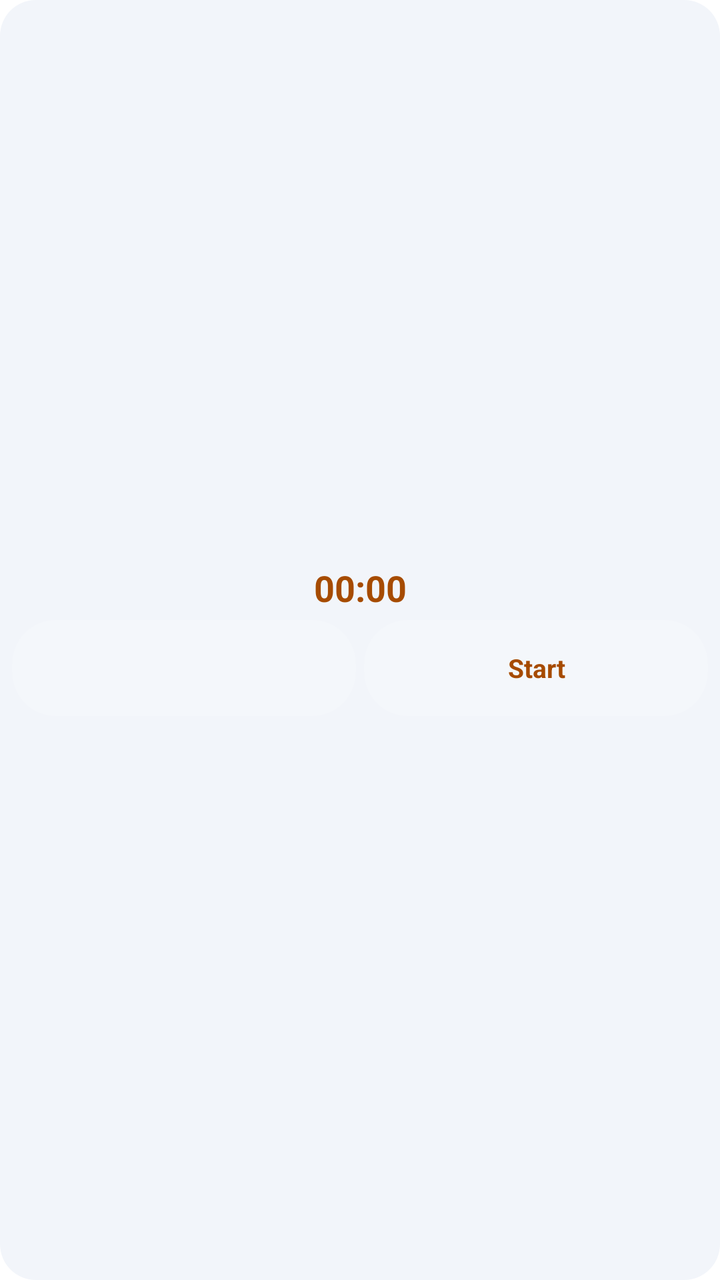
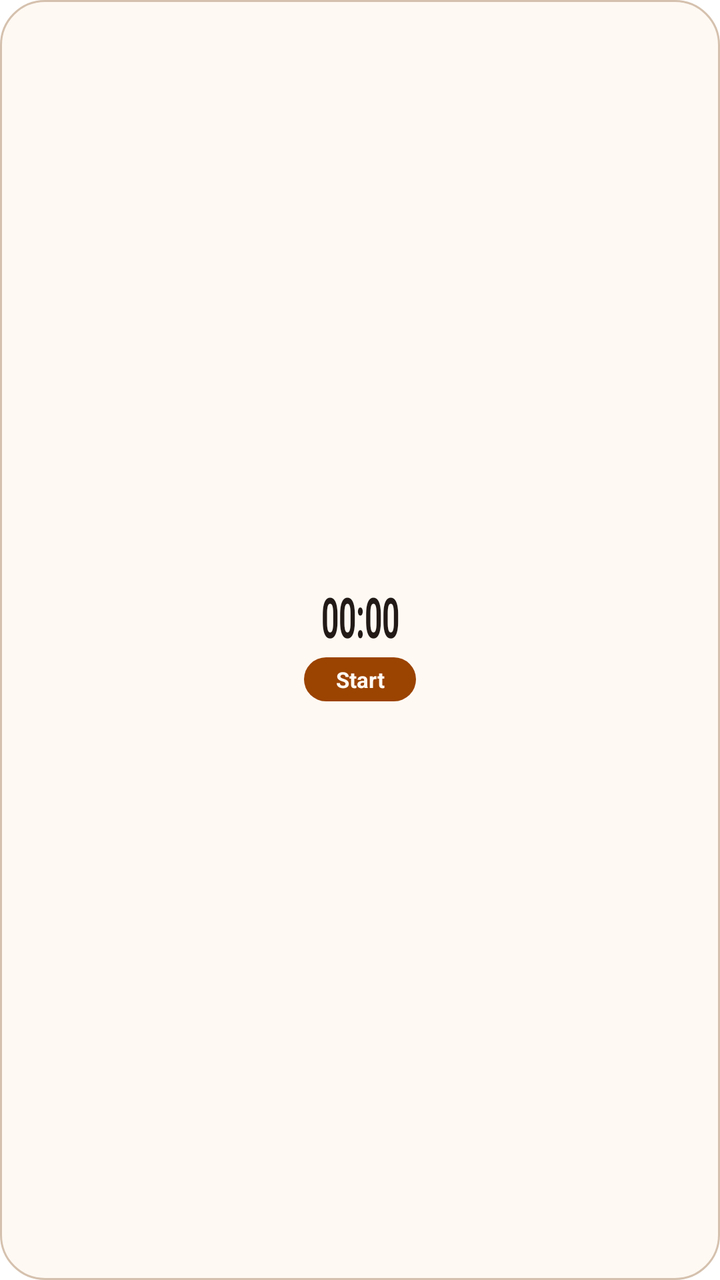

Two renders of the same Android screen: before a commit and after it. Below are the layout's source before the change and the commit's diff.
<!-- AndroidManifest.xml: fallback theme Theme.MaterialComponents.DayNight.NoActionBar -->
<!-- res/layout/odak_timer_widget.xml -->
<?xml version="1.0" encoding="utf-8"?>
<LinearLayout xmlns:android="http://schemas.android.com/apk/res/android"
    android:id="@+id/timer_widget_root"
    android:layout_width="match_parent"
    android:layout_height="match_parent"
    android:background="@drawable/widget_card_bg"
    android:gravity="center"
    android:orientation="vertical"
    android:padding="6dp">

    <Chronometer
        android:id="@+id/timer_widget_elapsed"
        android:layout_width="match_parent"
        android:layout_height="wrap_content"
        android:ellipsize="end"
        android:gravity="center"
        android:maxLines="1"
        android:text="00:00"
        android:textColor="@color/widget_design_accent"
        android:textSize="18sp"
        android:textStyle="bold" />

    
    <LinearLayout
        android:id="@+id/timer_widget_controls"
        android:layout_width="match_parent"
        android:layout_height="wrap_content"
        android:layout_marginTop="@dimen/widget_design_row_gap"
        android:baselineAligned="false"
        android:orientation="horizontal">

        <TextView
            android:id="@+id/timer_widget_subject"
            android:layout_width="0dp"
            android:layout_height="wrap_content"
            android:layout_marginEnd="@dimen/widget_design_row_gap"
            android:layout_weight="1"
            android:background="@drawable/timer_pill_bg"
            android:ellipsize="end"
            android:gravity="center"
            android:maxLines="1"
            android:minHeight="48dp"
            android:paddingStart="4dp"
            android:paddingEnd="4dp"
            android:textColor="@color/widget_design_ink_muted"
            android:textSize="11sp" />

        <TextView
            android:id="@+id/timer_widget_action"
            android:layout_width="0dp"
            android:layout_height="wrap_content"
            android:layout_weight="1"
            android:background="@drawable/timer_pill_bg"
            android:gravity="center"
            android:maxLines="1"
            android:minHeight="48dp"
            android:paddingStart="4dp"
            android:paddingEnd="4dp"
            android:text="@string/action_start"
            android:textColor="@color/widget_design_accent"
            android:textSize="13sp"
            android:textStyle="bold" />
    </LinearLayout>
</LinearLayout>
<!-- resources referenced by this layout -->
<resources>
  <color name="widget_design_accent">#A64B00</color>
  <color name="widget_design_ink_muted">#4C5563</color>
  <dimen name="widget_design_row_gap">4dp</dimen>
  <!-- drawable timer_pill_bg (drawable) -->
  <?xml version="1.0" encoding="utf-8"?>
  <shape xmlns:android="http://schemas.android.com/apk/res/android"
      android:shape="rectangle">
      <solid android:color="#26FFFFFF" />
      <corners android:radius="22dp" />
  </shape>
  <!-- drawable widget_card_bg (drawable) -->
  <?xml version="1.0" encoding="utf-8"?>
  <shape xmlns:android="http://schemas.android.com/apk/res/android"
      android:shape="rectangle">
      <solid android:color="@color/widget_design_surface" />
      <corners android:radius="@dimen/widget_design_corner" />
  </shape>
  <string name="action_start">Start</string>
  <color name="widget_design_surface">#F2F5FA</color>
  <dimen name="widget_design_corner">18dp</dimen>
</resources>

<!-- the commit's change to res/layout/odak_timer_widget.xml (unified diff, before → after) -->
@@ -5,8 +5,10 @@
     android:layout_height="match_parent"
     android:background="@drawable/widget_card_bg"
     android:gravity="center"
+    android:minHeight="48dp"
+    android:minWidth="48dp"
     android:orientation="vertical"
-    android:padding="6dp">
+    android:padding="4dp">
 
     <Chronometer
         android:id="@+id/timer_widget_elapsed"
@@ -16,18 +18,35 @@
         android:gravity="center"
         android:maxLines="1"
         android:text="00:00"
-        android:textColor="@color/widget_design_accent"
-        android:textSize="18sp"
+        android:textColor="@color/widget_design_ink"
+        android:textScaleX="0.55"
+        android:textSize="28sp"
         android:textStyle="bold" />
 
-    
+    <TextView
+        android:id="@+id/timer_widget_compact_action"
+        android:layout_width="wrap_content"
+        android:layout_height="22dp"
+        android:layout_marginTop="2dp"
+        android:background="@drawable/widget_action_bg"
+        android:gravity="center"
+        android:maxLines="1"
+        android:minWidth="56dp"
+        android:paddingStart="8dp"
+        android:paddingEnd="8dp"
+        android:text="@string/action_start"
+        android:textColor="@color/widget_design_surface"
+        android:textSize="11sp"
+        android:textStyle="bold" />
+
     <LinearLayout
         android:id="@+id/timer_widget_controls"
         android:layout_width="match_parent"
         android:layout_height="wrap_content"
         android:layout_marginTop="@dimen/widget_design_row_gap"
         android:baselineAligned="false"
-        android:orientation="horizontal">
+        android:orientation="horizontal"
+        android:visibility="gone">
 
         <TextView
             android:id="@+id/timer_widget_subject"
@@ -35,7 +54,7 @@
             android:layout_height="wrap_content"
             android:layout_marginEnd="@dimen/widget_design_row_gap"
             android:layout_weight="1"
-            android:background="@drawable/timer_pill_bg"
+            android:background="@drawable/widget_chip_bg"
             android:ellipsize="end"
             android:gravity="center"
             android:maxLines="1"
@@ -50,14 +69,14 @@
             android:layout_width="0dp"
             android:layout_height="wrap_content"
             android:layout_weight="1"
-            android:background="@drawable/timer_pill_bg"
+            android:background="@drawable/widget_action_bg"
             android:gravity="center"
             android:maxLines="1"
             android:minHeight="48dp"
             android:paddingStart="4dp"
             android:paddingEnd="4dp"
             android:text="@string/action_start"
-            android:textColor="@color/widget_design_accent"
+            android:textColor="@color/widget_design_surface"
             android:textSize="13sp"
             android:textStyle="bold" />
     </LinearLayout>
<!-- resource entries referenced after the edit -->
@@ -1,24 +1,40 @@
 <!-- resources referenced by this layout -->
 <resources>
-  <color name="widget_design_accent">#A64B00</color>
-  <color name="widget_design_ink_muted">#4C5563</color>
+  <color name="widget_design_ink">#211A16</color>
+  <color name="widget_design_accent">#9B4300</color>
+  <color name="widget_design_outline">#D5C1AE</color>
+  <color name="widget_design_ink_muted">#61564D</color>
   <dimen name="widget_design_row_gap">4dp</dimen>
-  <!-- drawable timer_pill_bg (drawable) -->
+  <!-- drawable widget_action_bg (drawable) -->
   <?xml version="1.0" encoding="utf-8"?>
   <shape xmlns:android="http://schemas.android.com/apk/res/android"
       android:shape="rectangle">
-      <solid android:color="#26FFFFFF" />
-      <corners android:radius="22dp" />
+      <solid android:color="@color/widget_design_accent" />
+      <corners android:radius="16dp" />
   </shape>
   <!-- drawable widget_card_bg (drawable) -->
   <?xml version="1.0" encoding="utf-8"?>
   <shape xmlns:android="http://schemas.android.com/apk/res/android"
       android:shape="rectangle">
       <solid android:color="@color/widget_design_surface" />
+      <stroke
+          android:width="1dp"
+          android:color="@color/widget_design_outline" />
       <corners android:radius="@dimen/widget_design_corner" />
   </shape>
+  <!-- drawable widget_chip_bg (drawable) -->
+  <?xml version="1.0" encoding="utf-8"?>
+  <shape xmlns:android="http://schemas.android.com/apk/res/android"
+      android:shape="rectangle">
+      <solid android:color="@color/widget_design_accent_soft" />
+      <stroke
+          android:width="1dp"
+          android:color="@color/widget_design_outline" />
+      <corners android:radius="16dp" />
+  </shape>
   <string name="action_start">Start</string>
-  <color name="widget_design_surface">#F2F5FA</color>
-  <dimen name="widget_design_corner">18dp</dimen>
+  <color name="widget_design_surface">#FFF9F3</color>
+  <dimen name="widget_design_corner">22dp</dimen>
+  <color name="widget_design_accent_soft">#F4DFC9</color>
 </resources>
 
